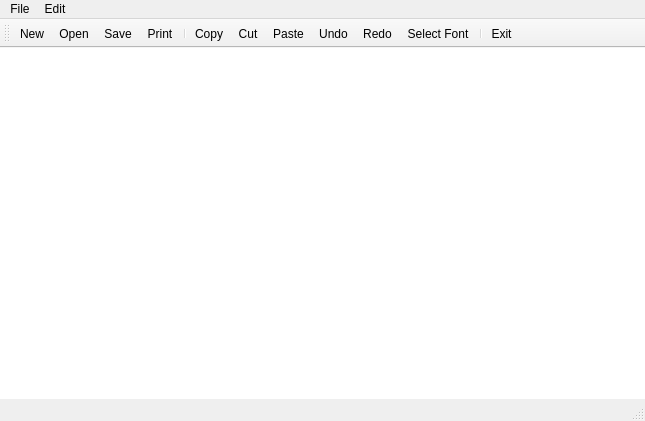
This is notepad.ui in Lucas-Severo/Notepad-Qt as Qt 5 draws it before an edit. The edited form follows.
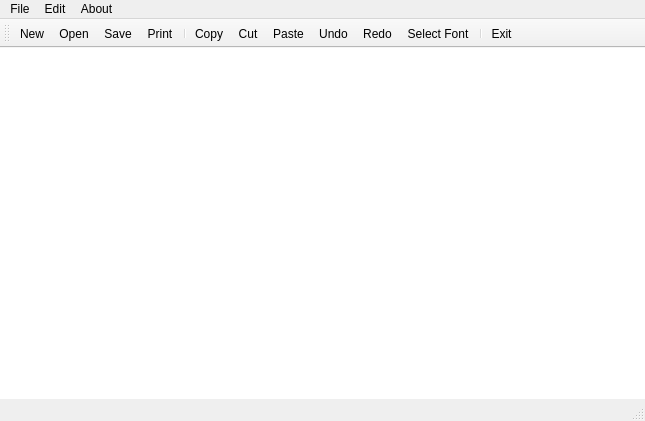
This is the edited form. Icons and pictures are not drawn.

Commit message: added about window

```diff
--- a/notepad.ui
+++ b/notepad.ui
@@ -61,8 +61,15 @@
     <addaction name="actionRedo"/>
     <addaction name="actionSelect_Font"/>
    </widget>
+   <widget class="QMenu" name="menuAbout">
+    <property name="title">
+     <string>About</string>
+    </property>
+    <addaction name="actionAbout"/>
+   </widget>
    <addaction name="menuFile"/>
    <addaction name="menuEdit"/>
+   <addaction name="menuAbout"/>
   </widget>
   <widget class="QStatusBar" name="statusbar"/>
   <widget class="QToolBar" name="toolBar">
```
Left out of the diff: 5 changed lines with no effect on the pictures. The commit also changes 2 other files.
